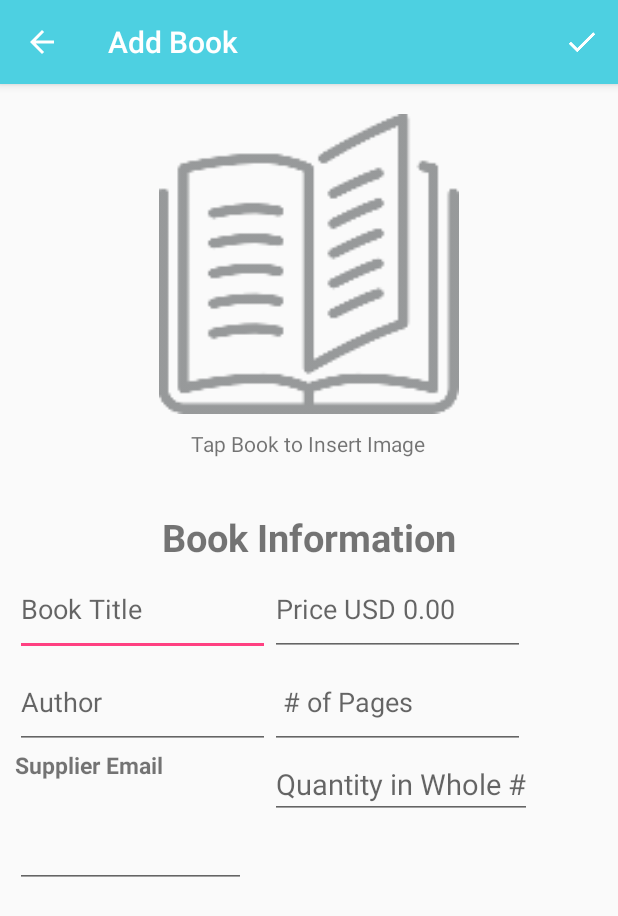
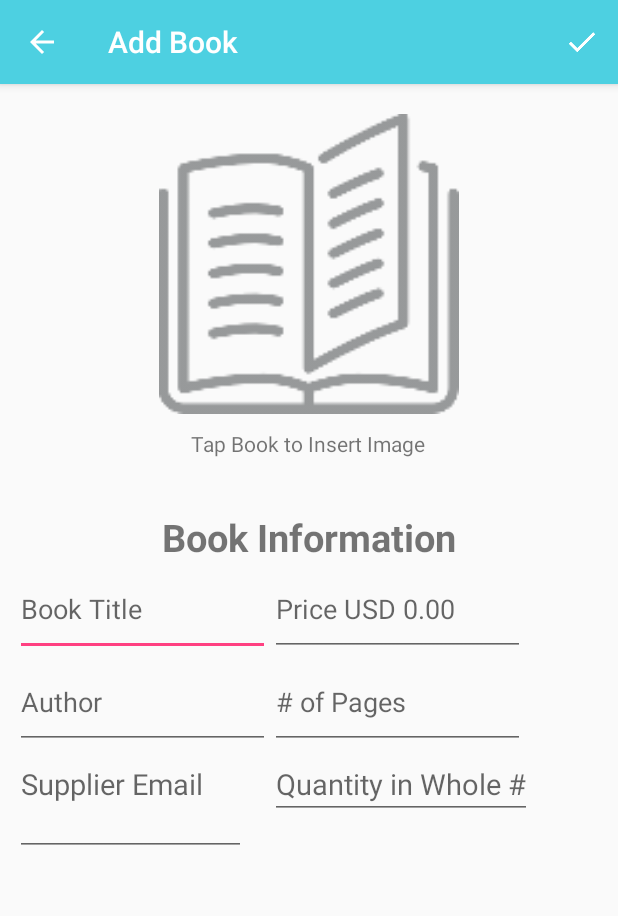
Before and after one commit to katherinebabineau/BookInventoryApplication, an Android app: the screen it shows after launch (EditorActivity), after a tap on an icon or button, on a phone screen of 412 x 824 dp. Shown: the top 916 px of the screen. Run offline under Robolectric (Android 15) with nearby library versions, the phone set to English and light mode, and no system bars.

```diff
--- a/app/src/main/java/com/example/katie/bookinventoryapplication/MainActivity.java
+++ b/app/src/main/java/com/example/katie/bookinventoryapplication/MainActivity.java
@@ -13,7 +13,6 @@ import android.os.Bundle;
 import android.support.design.widget.FloatingActionButton;
 import android.support.v7.app.AlertDialog;
 import android.support.v7.app.AppCompatActivity;
-import android.util.Log;
 import android.view.Menu;
 import android.view.MenuItem;
 import android.view.View;
@@ -25,104 +24,8 @@ import com.example.katie.bookinventoryapplication.data.BookContract;
 
 public class MainActivity extends AppCompatActivity implements LoaderManager.LoaderCallbacks<Cursor> {
 
-    private static final int BOOK_LOADER= 0;
+    private static final int BOOK_LOADER = 0;
     private BookCursorAdapter mCursorAdapter;
-    private static final String TAG = "MyActivity";
-
-
-    @Override
-    protected void onCreate(Bundle savedInstanceState) {
-        super.onCreate(savedInstanceState);
-        setContentView(R.layout.activity_main);
-        //Finding the listView for the MainActivity-- this will be populated with book data
-        ListView bookListView = (ListView) findViewById(R.id.list);
-        Log.i(TAG, "listView: " + bookListView );
-        //Set the empty view on the ListView so that it will show when there are no books.
-        View emptyView = findViewById(R.id.empty_view);
-        bookListView.setEmptyView(emptyView);
-
-        //Link the Adapter to add data to each list item of book data in the Cursor.
-        mCursorAdapter = new BookCursorAdapter(this, null);
-        bookListView.setAdapter(mCursorAdapter);
-        Log.i(TAG, "end onCreate" );
-        //Setup what happens when a list item is clicked. This should bring you to the details activity
-        //and won't be editable until another editing button is clicked.
-        bookListView.setOnItemClickListener(new AdapterView.OnItemClickListener() {
-            @Override
-            public void onItemClick(AdapterView<?> adapterView, View view, int position, long id) {
-                Log.i(TAG, "onItemClick" );
-                Uri currentBookUri = ContentUris.withAppendedId(BookContract.BookEntry.CONTENT_URI, id);
-                Intent intent = new Intent(MainActivity.this, DetailsActivity.class);
-                intent.setData(currentBookUri);
-                Log.i(TAG, "detailsActivityShouldStart" );
-                startActivity(intent);
-
-            }
-        });
-
-        Log.i(TAG, "end onCreate" );
-        //Links the FAB to become an intent to the editor activity
-        FloatingActionButton fab = (FloatingActionButton) findViewById(R.id.fab);
-        fab.setOnClickListener(new View.OnClickListener(){
-            @Override
-            public void onClick(View view) {
-                Intent intent = new Intent (MainActivity.this, EditorActivity.class);
-                startActivity(intent);
-            }
-                               });
-
-        getLoaderManager().initLoader(BOOK_LOADER, null, this);
-
-    }
-
-
-    @Override
-    public boolean onCreateOptionsMenu(Menu menu){
-        getMenuInflater().inflate(R.menu.menu_catalog, menu);
-        return true;
-    }
-
-
-
-
-
-    @Override
-    public Loader<Cursor> onCreateLoader(int i, Bundle bundle) {
-        String[] projection = {
-                BookContract.BookEntry._ID,
-                BookContract.BookEntry.COLUMN_BOOK_TITLE,
-                BookContract.BookEntry.COLUMN_BOOK_PRICE,
-                BookContract.BookEntry.COLUMN_BOOK_QUANTITY};
-        return new CursorLoader(this,
-                BookContract.BookEntry.CONTENT_URI,
-                projection,
-                null,
-                null,
-                null);
-
-    }
-
-    @Override
-    public void onLoadFinished(Loader<Cursor> loader, Cursor data) {
-      mCursorAdapter.swapCursor(data);
-    }
-
-    @Override
-    public void onLoaderReset(Loader<Cursor> loader) {
-      mCursorAdapter.swapCursor(null);
-    }
-
-    @Override
-    public boolean onOptionsItemSelected(MenuItem item){
-        int id = item.getItemId();
-        if (id == R.id.action_delete_all_entries) {
-            showDeleteAllConfirmationDialog(this);
-            return true;
-        }
-
-        return super.onOptionsItemSelected(item);
-    }
-
 
     public static void showDeleteAllConfirmationDialog(final Context context) {
         AlertDialog.Builder builder = new AlertDialog.Builder(context);
@@ -156,4 +59,89 @@ public class MainActivity extends AppCompatActivity implements LoaderManager.Loa
         }
     }
 
+    @Override
+    protected void onCreate(Bundle savedInstanceState) {
+        super.onCreate(savedInstanceState);
+        setContentView(R.layout.activity_main);
+        //Finding the listView for the MainActivity-- this will be populated with book data
+        ListView bookListView = (ListView) findViewById(R.id.list);
+
+        //Set the empty view on the ListView so that it will show when there are no books.
+        View emptyView = findViewById(R.id.empty_view);
+        bookListView.setEmptyView(emptyView);
+
+        //Link the Adapter to add data to each list item of book data in the Cursor.
+        mCursorAdapter = new BookCursorAdapter(this, null);
+        bookListView.setAdapter(mCursorAdapter);
+
+        //Setup what happens when a list item is clicked. This should bring you to the details activity
+        //and won't be editable until another editing button is clicked.
+        bookListView.setOnItemClickListener(new AdapterView.OnItemClickListener() {
+            @Override
+            public void onItemClick(AdapterView<?> adapterView, View view, int position, long id) {
+                Uri currentBookUri = ContentUris.withAppendedId(BookContract.BookEntry.CONTENT_URI, id);
+                Intent intent = new Intent(MainActivity.this, DetailsActivity.class);
+                intent.setData(currentBookUri);
+                startActivity(intent);
+
+            }
+        });
+
+        //Links the FAB to become an intent to the editor activity
+        FloatingActionButton fab = (FloatingActionButton) findViewById(R.id.fab);
+        fab.setOnClickListener(new View.OnClickListener() {
+            @Override
+            public void onClick(View view) {
+                Intent intent = new Intent(MainActivity.this, EditorActivity.class);
+                startActivity(intent);
+            }
+        });
+
+        getLoaderManager().initLoader(BOOK_LOADER, null, this);
+
+    }
+
+    @Override
+    public boolean onCreateOptionsMenu(Menu menu) {
+        getMenuInflater().inflate(R.menu.menu_catalog, menu);
+        return true;
+    }
+
+    @Override
+    public Loader<Cursor> onCreateLoader(int i, Bundle bundle) {
+        String[] projection = {
+                BookContract.BookEntry._ID,
+                BookContract.BookEntry.COLUMN_BOOK_TITLE,
+                BookContract.BookEntry.COLUMN_BOOK_PRICE,
+                BookContract.BookEntry.COLUMN_BOOK_QUANTITY};
+        return new CursorLoader(this,
+                BookContract.BookEntry.CONTENT_URI,
+                projection,
+                null,
+                null,
+                null);
+
+    }
+
+    @Override
+    public void onLoadFinished(Loader<Cursor> loader, Cursor data) {
+        mCursorAdapter.swapCursor(data);
+    }
+
+    @Override
+    public void onLoaderReset(Loader<Cursor> loader) {
+        mCursorAdapter.swapCursor(null);
+    }
+
+    @Override
+    public boolean onOptionsItemSelected(MenuItem item) {
+        int id = item.getItemId();
+        if (id == R.id.action_delete_all_entries) {
+            showDeleteAllConfirmationDialog(this);
+            return true;
+        }
+
+        return super.onOptionsItemSelected(item);
+    }
+
 }
--- a/app/src/main/java/com/example/katie/bookinventoryapplication/data/BookDbHelper.java
+++ b/app/src/main/java/com/example/katie/bookinventoryapplication/data/BookDbHelper.java
@@ -7,7 +7,6 @@ import android.util.Log;
 
 /**
  * Created by Katie on 9/14/2017.
- *
  */
 
 public class BookDbHelper extends SQLiteOpenHelper {
@@ -22,7 +21,7 @@ public class BookDbHelper extends SQLiteOpenHelper {
     private static final int DATABASE_VERSION = 1;
 
     //constructor
-    public  BookDbHelper(Context context){
+    public BookDbHelper(Context context) {
         super(context, DATABASE_NAME, null, DATABASE_VERSION);
     }
 
--- a/app/src/main/res/layout/activity_editor.xml
+++ b/app/src/main/res/layout/activity_editor.xml
@@ -26,7 +26,7 @@
             android:layout_below="@id/imageView_editor"
             android:layout_centerHorizontal="true"
             android:layout_marginTop="10dp"
-            android:text="Tap Book to Insert Image" />
+            android:text="@string/tap_to_insert" />
 
         <TextView
             android:id="@+id/headerTextViewDetails"
@@ -36,7 +36,7 @@
             android:layout_centerHorizontal="true"
             android:layout_centerVertical="true"
             android:layout_marginTop="35dp"
-            android:text="Book Information"
+            android:text="@string/Book_Information"
             android:textSize="25sp"
             android:textStyle="bold" />
 
@@ -47,7 +47,7 @@
             android:layout_height="62dp"
             android:layout_below="@id/headerTextViewDetails"
             android:layout_marginLeft="10dp"
-            android:hint="Book Title" />
+            android:hint="@string/book_title" />
 
         <EditText
             android:id="@+id/bookAuthorEditTextEditor"
@@ -55,7 +55,7 @@
             android:layout_height="62dp"
             android:layout_below="@id/bookTitleEditTextEditor"
             android:layout_marginLeft="10dp"
-            android:hint="Author"
+            android:hint="@string/book_author"
             android:paddingRight="15dp" />
 
         <EditText
@@ -65,7 +65,7 @@
             android:layout_below="@id/headerTextViewDetails"
             android:layout_marginRight="10dp"
             android:layout_toRightOf="@id/bookAuthorEditTextEditor"
-            android:hint="Price USD 0.00" />
+            android:hint="@string/book_price_decimal" />
 
         <EditText
             android:id="@+id/bookPagesEditTextEditor"
@@ -74,7 +74,7 @@
             android:layout_below="@id/bookPriceEditTextEditor"
             android:layout_marginRight="10dp"
             android:layout_toRightOf="@id/bookAuthorEditTextEditor"
-            android:hint=" # of Pages" />
+            android:hint="@string/number_of_pages" />
 
         <LinearLayout
             android:id="@+id/linearLayout3"
@@ -85,22 +85,14 @@
             android:layout_below="@+id/bookAuthorEditTextEditor"
             android:orientation="vertical">
 
-            <TextView
-                android:id="@+id/textView"
-                android:layout_width="180dp"
-                android:layout_height="wrap_content"
-                android:layout_marginLeft="10dp"
-                android:text="Supplier Email"
-                android:textSize="15sp"
-                android:textStyle="bold" />
 
             <EditText
-                android:id="@+id/supplierEmaileditor"
+                android:id="@+id/supplierEmailTextEditor"
                 android:layout_width="154dp"
                 android:layout_height="wrap_content"
-                android:layout_below="@id/textView"
                 android:layout_marginBottom="20dp"
                 android:layout_marginLeft="10dp"
+                android:hint="@string/supplier_email"
                 android:inputType="textEmailAddress"
                 android:paddingBottom="35dp"
                 android:textSize="19sp" />
@@ -114,7 +106,7 @@
             android:layout_below="@+id/bookPagesEditTextEditor"
             android:layout_toEndOf="@+id/bookAuthorEditTextEditor"
             android:layout_toRightOf="@+id/bookAuthorEditTextEditor"
-            android:hint="Quantity in Whole #"
+            android:hint="@string/quantity_whole_number"
             android:textSize="19sp" />
 
     </RelativeLayout>
--- a/app/src/main/res/values/strings.xml
+++ b/app/src/main/res/values/strings.xml
@@ -38,5 +38,17 @@
     <string name="supplier_email">Supplier Email</string>
     <string name="email_button">EMAIL</string>
     <string name="Book_pages">Pages</string>
+    <string name="input_required">An Input is Required</string>
+    <string name="toast_add_image">Please add an Image</string>
+    <string name="valid_input">There are one or more errors on this page</string>
+    <string name="error_saving">Error with saving book</string>
+    <string name="book_saved">Book Saved</string>
+    <string name="error_updating_book">Error with Updating Book</string>
+    <string name="book_updated">Book Updated</string>
+    <string name="tap_to_insert">Tap Book to Insert Image</string>
+    <string name="book_price_decimal">Price USD 0.00</string>
+    <string name="number_of_pages"># of Pages</string>
+    <string name="quantity_whole_number">Quantity in Whole #</string>
+    <string name="buy">BUY</string>
 
 </resources>
```
Also changed, not shown: app/src/main/java/com/example/katie/bookinventoryapplication/BookCursorAdapter.java (+6 -6 lines), app/src/main/java/com/example/katie/bookinventoryapplication/DetailsActivity.java (+4 -6 lines), app/src/main/java/com/example/katie/bookinventoryapplication/EditorActivity.java (+56 -23 lines), app/src/main/java/com/example/katie/bookinventoryapplication/data/BookContract.java (+8 -9 lines), app/src/main/res/layout/activity_main.xml (+10 -10 lines), app/src/main/res/layout/list_item.xml (+9 -10 lines), app/src/main/java/com/example/katie/bookinventoryapplication/data/BookProvider.java (indentation only). Lines whose indentation alone changed are shown as unchanged.
